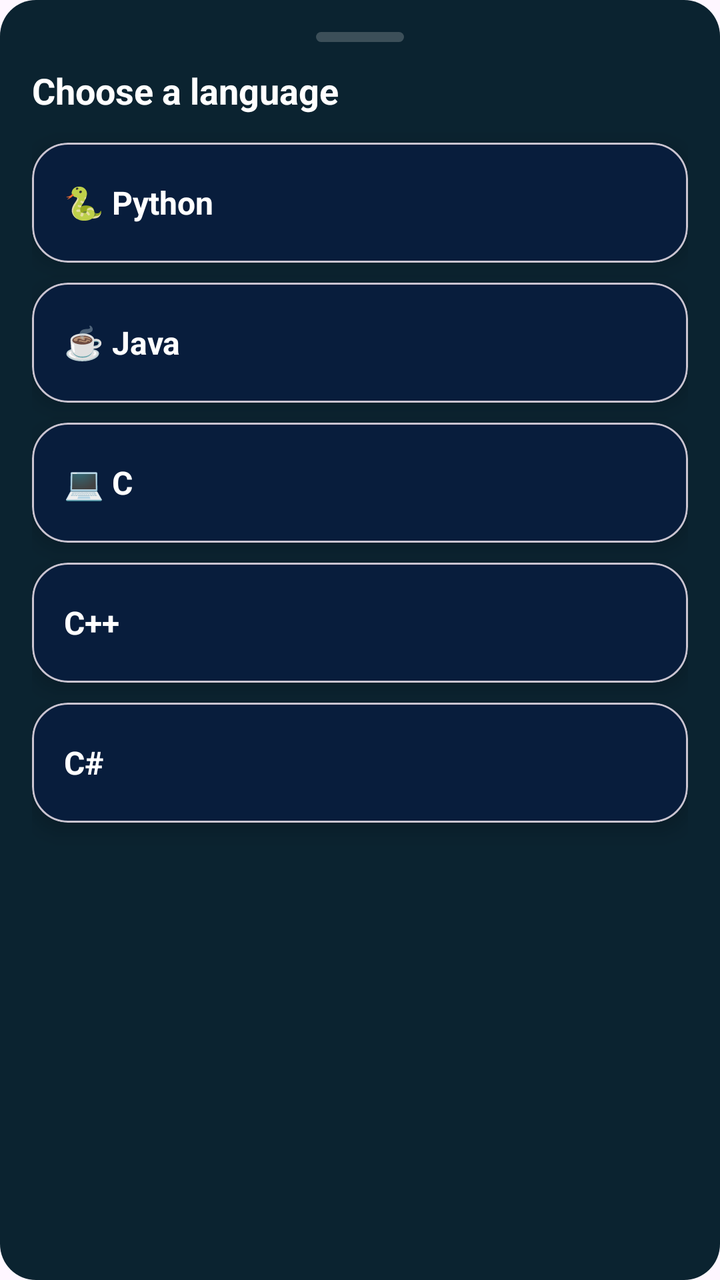
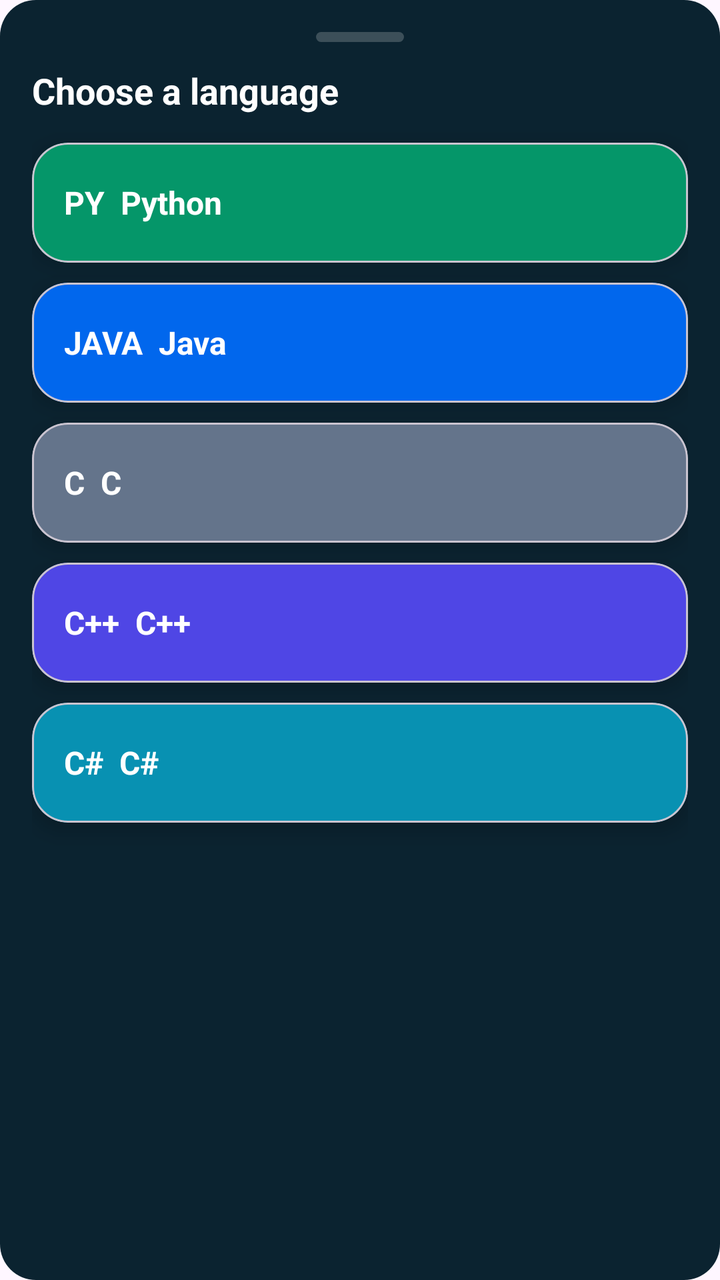

The first picture is an Android layout as it rendered before a commit; the second is the same layout after the commit. The layout source and the unified diff follow.
<!-- AndroidManifest.xml: application theme Theme.GoCode -->
<!-- res/layout/bottomsheet_language_picker.xml -->
<?xml version="1.0" encoding="utf-8"?>
<LinearLayout xmlns:android="http://schemas.android.com/apk/res/android"
    xmlns:app="http://schemas.android.com/apk/res-auto"
    android:layout_width="match_parent"
    android:layout_height="wrap_content"
    android:background="@drawable/bg_home_cards"
    android:orientation="vertical"
    android:padding="16dp">


    <View
        android:layout_width="44dp"
        android:layout_height="5dp"
        android:layout_gravity="center_horizontal"
        android:layout_marginBottom="12dp"
        android:background="@drawable/bg_sheet_handle" />

    <TextView
        android:layout_width="wrap_content"
        android:layout_height="wrap_content"
        android:layout_marginBottom="14dp"
        android:text="Choose a language"
        android:textColor="@color/gc_text_primary"
        android:textSize="18sp"
        android:textStyle="bold" />

    <com.google.android.material.card.MaterialCardView
        android:id="@+id/cardPython"
        android:layout_width="match_parent"
        android:layout_height="60dp"
        android:layout_marginBottom="10dp"
        app:cardBackgroundColor="@color/gc_card_background"
        app:cardCornerRadius="18dp"
        app:cardElevation="6dp">

        <TextView
            android:layout_width="wrap_content"
            android:layout_height="wrap_content"
            android:layout_gravity="center_vertical"
            android:paddingStart="16dp"
            android:text="🐍 Python"
            android:textColor="@color/gc_text_primary"
            android:textSize="16sp"
            android:textStyle="bold" />
    </com.google.android.material.card.MaterialCardView>

    <com.google.android.material.card.MaterialCardView
        android:id="@+id/cardJava"
        android:layout_width="match_parent"
        android:layout_height="60dp"
        android:layout_marginBottom="10dp"
        app:cardBackgroundColor="@color/gc_card_background"
        app:cardCornerRadius="18dp"
        app:cardElevation="6dp">

        <TextView
            android:layout_width="wrap_content"
            android:layout_height="wrap_content"
            android:layout_gravity="center_vertical"
            android:paddingStart="16dp"
            android:text="☕ Java"
            android:textColor="@color/gc_text_primary"
            android:textSize="16sp"
            android:textStyle="bold" />
    </com.google.android.material.card.MaterialCardView>

    <com.google.android.material.card.MaterialCardView
        android:id="@+id/cardC"
        android:layout_width="match_parent"
        android:layout_height="60dp"
        android:layout_marginBottom="10dp"
        app:cardBackgroundColor="@color/gc_card_background"
        app:cardCornerRadius="18dp"
        app:cardElevation="6dp">

        <TextView
            android:layout_width="wrap_content"
            android:layout_height="wrap_content"
            android:layout_gravity="center_vertical"
            android:paddingStart="16dp"
            android:text="💻 C"
            android:textColor="@color/gc_text_primary"
            android:textSize="16sp"
            android:textStyle="bold" />
    </com.google.android.material.card.MaterialCardView>

    <com.google.android.material.card.MaterialCardView
        android:id="@+id/cardCpp"
        android:layout_width="match_parent"
        android:layout_height="60dp"
        android:layout_marginBottom="10dp"
        app:cardBackgroundColor="@color/gc_card_background"
        app:cardCornerRadius="18dp"
        app:cardElevation="6dp">

        <TextView
            android:layout_width="wrap_content"
            android:layout_height="wrap_content"
            android:layout_gravity="center_vertical"
            android:paddingStart="16dp"
            android:text="C++"
            android:textColor="@color/gc_text_primary"
            android:textSize="16sp"
            android:textStyle="bold" />
    </com.google.android.material.card.MaterialCardView>

    <com.google.android.material.card.MaterialCardView
        android:id="@+id/cardCSharp"
        android:layout_width="match_parent"
        android:layout_height="60dp"
        app:cardBackgroundColor="@color/gc_card_background"
        app:cardCornerRadius="18dp"
        app:cardElevation="6dp">

        <TextView
            android:layout_width="wrap_content"
            android:layout_height="wrap_content"
            android:layout_gravity="center_vertical"
            android:paddingStart="16dp"
            android:text="C#"
            android:textColor="@color/gc_text_primary"
            android:textSize="16sp"
            android:textStyle="bold" />
    </com.google.android.material.card.MaterialCardView>

</LinearLayout>
<!-- resources referenced by this layout -->
<resources>
  <color name="gc_card_background">#081d3c</color>
  <color name="gc_text_primary">#FFFFFF</color>
  <!-- drawable bg_home_cards (drawable) -->
  <?xml version="1.0" encoding="utf-8"?>
  <shape xmlns:android="http://schemas.android.com/apk/res/android">
      <solid android:color="#0B2330"/>
      <corners android:radius="18dp"/>
      <stroke android:width="0dp" android:color="#1E3A4A"/>
  </shape>
  <!-- drawable bg_sheet_handle (drawable) -->
  <?xml version="1.0" encoding="utf-8"?>
  <shape xmlns:android="http://schemas.android.com/apk/res/android">
      <corners android:radius="999dp"/>
      <solid android:color="#33FFFFFF"/>
  </shape>
  <style name="Theme.GoCode" parent="Theme.Material3.DayNight.NoActionBar">
  
          <item name="android:statusBarColor">@color/status_bar_scrim</item>
          <item name="android:windowDrawsSystemBarBackgrounds">true</item>
          <item name="fontFamily">@font/poppins_medium</item>
  
  
      </style>
  <color name="status_bar_scrim">#B3001028</color>
</resources>

<!-- the commit's change to res/layout/bottomsheet_language_picker.xml (unified diff, before → after) -->
@@ -6,7 +6,6 @@
     android:background="@drawable/bg_home_cards"
     android:orientation="vertical"
     android:padding="16dp">
-
 
     <View
         android:layout_width="44dp"
@@ -29,7 +28,7 @@
         android:layout_width="match_parent"
         android:layout_height="60dp"
         android:layout_marginBottom="10dp"
-        app:cardBackgroundColor="@color/gc_card_background"
+        app:cardBackgroundColor="@color/section_three"
         app:cardCornerRadius="18dp"
         app:cardElevation="6dp">
 
@@ -38,7 +37,7 @@
             android:layout_height="wrap_content"
             android:layout_gravity="center_vertical"
             android:paddingStart="16dp"
-            android:text="🐍 Python"
+            android:text="PY  Python"
             android:textColor="@color/gc_text_primary"
             android:textSize="16sp"
             android:textStyle="bold" />
@@ -49,7 +48,7 @@
         android:layout_width="match_parent"
         android:layout_height="60dp"
         android:layout_marginBottom="10dp"
-        app:cardBackgroundColor="@color/gc_card_background"
+        app:cardBackgroundColor="@color/section_one"
         app:cardCornerRadius="18dp"
         app:cardElevation="6dp">
 
@@ -58,7 +57,7 @@
             android:layout_height="wrap_content"
             android:layout_gravity="center_vertical"
             android:paddingStart="16dp"
-            android:text="☕ Java"
+            android:text="JAVA  Java"
             android:textColor="@color/gc_text_primary"
             android:textSize="16sp"
             android:textStyle="bold" />
@@ -69,7 +68,7 @@
         android:layout_width="match_parent"
         android:layout_height="60dp"
         android:layout_marginBottom="10dp"
-        app:cardBackgroundColor="@color/gc_card_background"
+        app:cardBackgroundColor="@color/section_nine"
         app:cardCornerRadius="18dp"
         app:cardElevation="6dp">
 
@@ -78,7 +77,7 @@
             android:layout_height="wrap_content"
             android:layout_gravity="center_vertical"
             android:paddingStart="16dp"
-            android:text="💻 C"
+            android:text="C  C"
             android:textColor="@color/gc_text_primary"
             android:textSize="16sp"
             android:textStyle="bold" />
@@ -89,7 +88,7 @@
         android:layout_width="match_parent"
         android:layout_height="60dp"
         android:layout_marginBottom="10dp"
-        app:cardBackgroundColor="@color/gc_card_background"
+        app:cardBackgroundColor="@color/section_eight"
         app:cardCornerRadius="18dp"
         app:cardElevation="6dp">
 
@@ -98,7 +97,7 @@
             android:layout_height="wrap_content"
             android:layout_gravity="center_vertical"
             android:paddingStart="16dp"
-            android:text="C++"
+            android:text="C++  C++"
             android:textColor="@color/gc_text_primary"
             android:textSize="16sp"
             android:textStyle="bold" />
@@ -108,7 +107,7 @@
         android:id="@+id/cardCSharp"
         android:layout_width="match_parent"
         android:layout_height="60dp"
-        app:cardBackgroundColor="@color/gc_card_background"
+        app:cardBackgroundColor="@color/section_five"
         app:cardCornerRadius="18dp"
         app:cardElevation="6dp">
 
@@ -117,7 +116,7 @@
             android:layout_height="wrap_content"
             android:layout_gravity="center_vertical"
             android:paddingStart="16dp"
-            android:text="C#"
+            android:text="C#  C#"
             android:textColor="@color/gc_text_primary"
             android:textSize="16sp"
             android:textStyle="bold" />
<!-- resource entries referenced after the edit -->
@@ -1,7 +1,11 @@
 <!-- resources referenced by this layout -->
 <resources>
-  <color name="gc_card_background">#081d3c</color>
   <color name="gc_text_primary">#FFFFFF</color>
+  <color name="section_eight">#4F46E5</color>
+  <color name="section_five">#0891B2</color>
+  <color name="section_nine">#64748B</color>
+  <color name="section_one">#0167ED</color>
+  <color name="section_three">#059669</color>
   <!-- drawable bg_home_cards (drawable) -->
   <?xml version="1.0" encoding="utf-8"?>
   <shape xmlns:android="http://schemas.android.com/apk/res/android">
